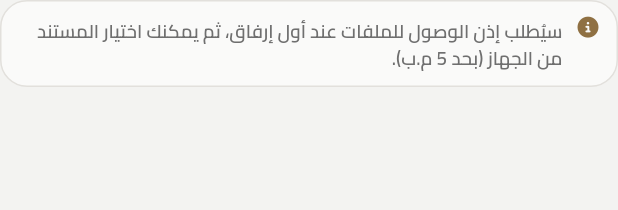
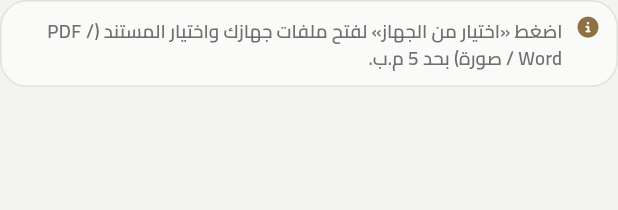
Before and after one commit to halimaElganduzMFZ/daftari_UI, a Flutter app: the _AttachmentHint widget shown alone on an empty page, opened directly, on a phone screen of 412 x 824 dp. Shown: the top 210 px of the screen. Run offline on Flutter 3.47's test engine with Material 3 defaults, Android fonts, the phone set to English and light mode, and no system bars; our stand-ins replace file_picker, font_awesome_flutter, pdf, printing, shared_preferences; missing offline and left inert: dart:html, dart:ui_web; accounts and stored records are empty; network calls fail.

Commit message:
Show PDF attachments on phones, drop unused storage permissions, fix red tests
- Render PDF attachments on Android and iOS with PdfPreview (printing is
  already a dependency) instead of developer placeholder text, and replace
  the developer note under the attachment preview.
- Remove READ_EXTERNAL_STORAGE and READ_MEDIA_IMAGES: file_picker opens the
  system document picker (SAF) and never requests them. Correct the leave
  attachment texts that asked employees to allow a permission prompt.
- Wrap the remember-me CheckboxListTile in a transparent Material; the
  coloured card hid its ink and failed the ListTile assertion in tests.
- Settle the list after ensureVisible in the absence-details test so the
  tap hits the scrolled button.

Co-authored-by: Cursor <cursoragent@cursor.com>

```diff
--- a/lib/core/widgets/attachment_viewer.dart
+++ b/lib/core/widgets/attachment_viewer.dart
@@ -523,7 +523,7 @@ class _StudioPreview extends StatelessWidget {
               SizedBox(width: 10),
               Expanded(
                 child: Text(
-                  'بعد ربط الخادم يُجلب الملف من التخزين (مرفق/URL) أو يُفك Base64 عند الحاجة للمعاينة.',
+                  'لقراءة المستند بوضوح اضغط زر «ملء الشاشة» أعلى العارض.',
                   style: TextStyle(
                     color: AppColors.goldDeep,
                     fontWeight: FontWeight.w600,
--- a/lib/features/leave/make_leave_screen.dart
+++ b/lib/features/leave/make_leave_screen.dart
@@ -339,8 +339,8 @@ class _MakeLeaveScreenState extends State<MakeLeaveScreen> {
                 ? 'لرفع مستند الإجازة الدراسية سيفتح المتصفح نافذة اختيار من ملفات جهازك.\n'
                       'اضغط «متابعة» ثم اختر الملف (PDF أو Word أو صورة).\n'
                       'ملاحظة: المتصفح لا يمنح صلاحية دائمة مسبقاً — الاختيار يتم عند كل إرفاق بموافقتك.'
-                : 'يحتاج التطبيق إذن الوصول إلى الملفات لإرفاق مستند الإجازة الدراسية.\n'
-                      'عند ظهور طلب الصلاحية اضغط «سماح» ثم اختر الملف.',
+                : 'لرفع مستند الإجازة الدراسية سيفتح التطبيق نافذة اختيار الملفات في جهازك.\n'
+                      'اضغط «متابعة» ثم اختر الملف (PDF أو Word أو صورة).',
             style: const TextStyle(height: 1.5, color: AppColors.slate),
           ),
           actions: [
@@ -1858,7 +1858,7 @@ class _AttachmentHint extends StatelessWidget {
             child: Text(
               kIsWeb
                   ? 'اضغط «اختيار من الجهاز» لفتح ملفات الكمبيوتر واختيار المستند (PDF / Word / صورة) بحد 5 م.ب.'
-                  : 'سيُطلب إذن الوصول للملفات عند أول إرفاق، ثم يمكنك اختيار المستند من الجهاز (بحد 5 م.ب).',
+                  : 'اضغط «اختيار من الجهاز» لفتح ملفات جهازك واختيار المستند (PDF / Word / صورة) بحد 5 م.ب.',
               style: const TextStyle(
                 fontSize: 12.5,
                 height: 1.45,
```
Also changed, not shown: lib/core/widgets/pdf_frame_stub.dart (+31 -20 lines), lib/features/auth/login_screen.dart (+7 -2 lines), 2 other files.
